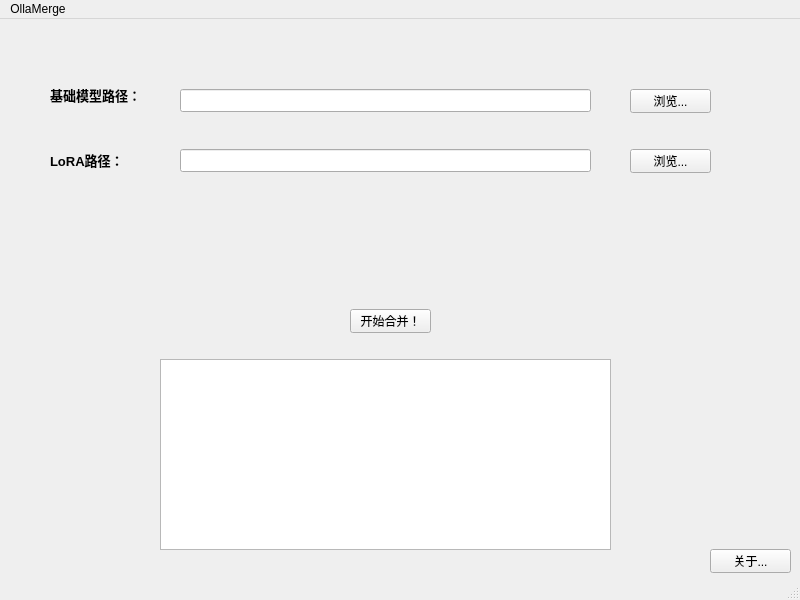
This is src/mainwindow.ui in HandsomeTurtle0307/OllaMerge as Qt 5 draws it before an edit. The edited form follows.
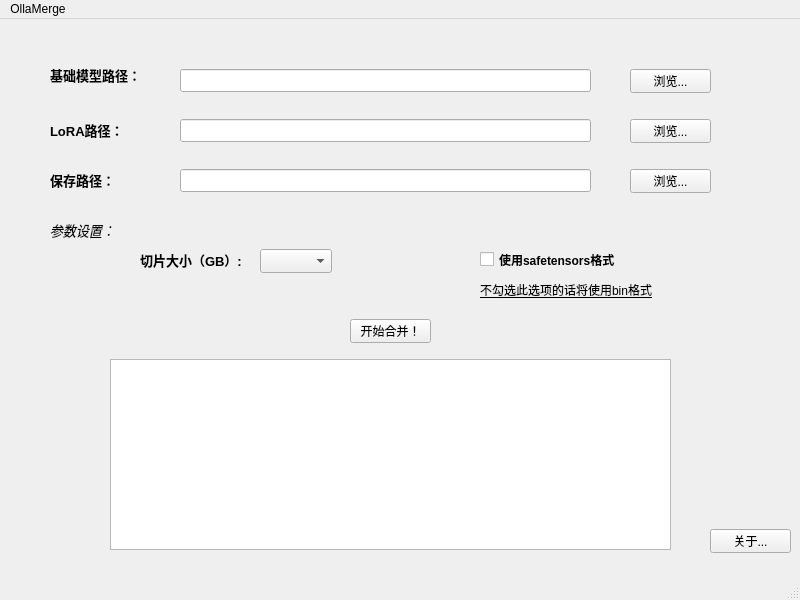
This is the edited form.

Patch:
```diff
--- a/src/mainwindow.ui
+++ b/src/mainwindow.ui
@@ -24,7 +24,7 @@
     <property name="geometry">
      <rect>
       <x>50</x>
-      <y>50</y>
+      <y>30</y>
       <width>91</width>
       <height>51</height>
      </rect>
@@ -43,7 +43,7 @@
     <property name="geometry">
      <rect>
       <x>180</x>
-      <y>70</y>
+      <y>50</y>
       <width>411</width>
       <height>23</height>
      </rect>
@@ -53,7 +53,7 @@
     <property name="geometry">
      <rect>
       <x>630</x>
-      <y>70</y>
+      <y>50</y>
       <width>81</width>
       <height>24</height>
      </rect>
@@ -66,7 +66,7 @@
     <property name="geometry">
      <rect>
       <x>50</x>
-      <y>130</y>
+      <y>100</y>
       <width>101</width>
       <height>21</height>
      </rect>
@@ -85,7 +85,7 @@
     <property name="geometry">
      <rect>
       <x>180</x>
-      <y>130</y>
+      <y>100</y>
       <width>411</width>
       <height>23</height>
      </rect>
@@ -95,7 +95,7 @@
     <property name="geometry">
      <rect>
       <x>630</x>
-      <y>130</y>
+      <y>100</y>
       <width>81</width>
       <height>24</height>
      </rect>
@@ -108,7 +108,7 @@
     <property name="geometry">
      <rect>
       <x>350</x>
-      <y>290</y>
+      <y>300</y>
       <width>81</width>
       <height>24</height>
      </rect>
@@ -120,18 +120,24 @@
    <widget class="QTextEdit" name="logTextEdit">
     <property name="geometry">
      <rect>
-      <x>160</x>
+      <x>110</x>
       <y>340</y>
-      <width>451</width>
+      <width>561</width>
       <height>191</height>
      </rect>
     </property>
+    <property name="font">
+     <font>
+      <pointsize>10</pointsize>
+      <bold>false</bold>
+     </font>
+    </property>
    </widget>
    <widget class="QPushButton" name="aboutBtn">
     <property name="geometry">
      <rect>
       <x>710</x>
-      <y>530</y>
+      <y>510</y>
       <width>81</width>
       <height>24</height>
      </rect>
@@ -140,6 +146,138 @@
      <string>关于...</string>
     </property>
    </widget>
+   <widget class="QLineEdit" name="modleSavePathlineEdit">
+    <property name="geometry">
+     <rect>
+      <x>180</x>
+      <y>150</y>
+      <width>411</width>
+      <height>23</height>
+     </rect>
+    </property>
+   </widget>
+   <widget class="QLabel" name="label_3">
+    <property name="geometry">
+     <rect>
+      <x>50</x>
+      <y>150</y>
+      <width>101</width>
+      <height>21</height>
+     </rect>
+    </property>
+    <property name="font">
+     <font>
+      <pointsize>10</pointsize>
+      <bold>true</bold>
+     </font>
+    </property>
+    <property name="text">
+     <string>保存路径：</string>
+    </property>
+   </widget>
+   <widget class="QPushButton" name="selectSaveBin">
+    <property name="geometry">
+     <rect>
+      <x>630</x>
+      <y>150</y>
+      <width>81</width>
+      <height>24</height>
+     </rect>
+    </property>
+    <property name="text">
+     <string>浏览...</string>
+    </property>
+   </widget>
+   <widget class="QLabel" name="label_4">
+    <property name="geometry">
+     <rect>
+      <x>50</x>
+      <y>200</y>
+      <width>101</width>
+      <height>21</height>
+     </rect>
+    </property>
+    <property name="font">
+     <font>
+      <pointsize>10</pointsize>
+      <italic>true</italic>
+      <bold>false</bold>
+      <kerning>true</kerning>
+     </font>
+    </property>
+    <property name="text">
+     <string>参数设置：</string>
+    </property>
+   </widget>
+   <widget class="QComboBox" name="spinExportSize">
+    <property name="geometry">
+     <rect>
+      <x>260</x>
+      <y>230</y>
+      <width>72</width>
+      <height>24</height>
+     </rect>
+    </property>
+   </widget>
+   <widget class="QCheckBox" name="chkSafetensors">
+    <property name="geometry">
+     <rect>
+      <x>480</x>
+      <y>230</y>
+      <width>161</width>
+      <height>21</height>
+     </rect>
+    </property>
+    <property name="font">
+     <font>
+      <pointsize>9</pointsize>
+      <bold>true</bold>
+     </font>
+    </property>
+    <property name="text">
+     <string>使用safetensors格式</string>
+    </property>
+   </widget>
+   <widget class="QLabel" name="label_5">
+    <property name="geometry">
+     <rect>
+      <x>140</x>
+      <y>230</y>
+      <width>101</width>
+      <height>21</height>
+     </rect>
+    </property>
+    <property name="font">
+     <font>
+      <pointsize>10</pointsize>
+      <bold>true</bold>
+     </font>
+    </property>
+    <property name="text">
+     <string>切片大小（GB）:</string>
+    </property>
+   </widget>
+   <widget class="QLabel" name="label_6">
+    <property name="geometry">
+     <rect>
+      <x>480</x>
+      <y>260</y>
+      <width>181</width>
+      <height>21</height>
+     </rect>
+    </property>
+    <property name="font">
+     <font>
+      <pointsize>9</pointsize>
+      <italic>false</italic>
+      <bold>false</bold>
+      <underline>true</underline>
+     </font>
+    </property>
+    <property name="text">
+     <string>不勾选此选项的话将使用bin格式</string>
+    </property>
+   </widget>
   </widget>
   <widget class="QMenuBar" name="menubar">
    <property name="geometry">
```
